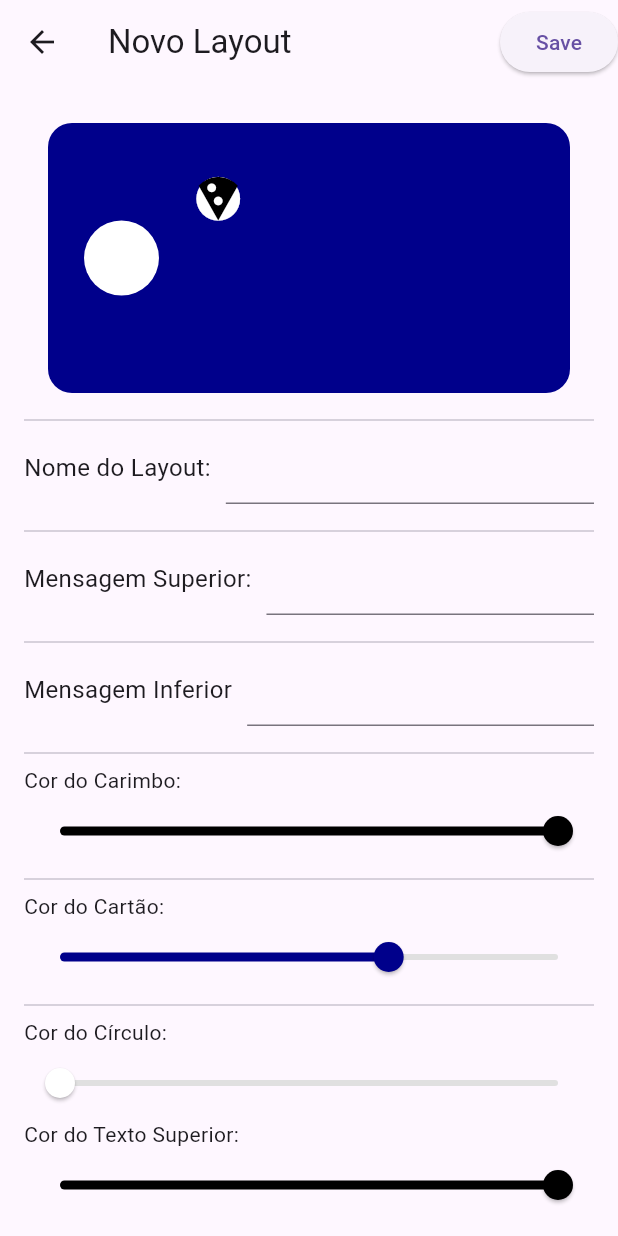
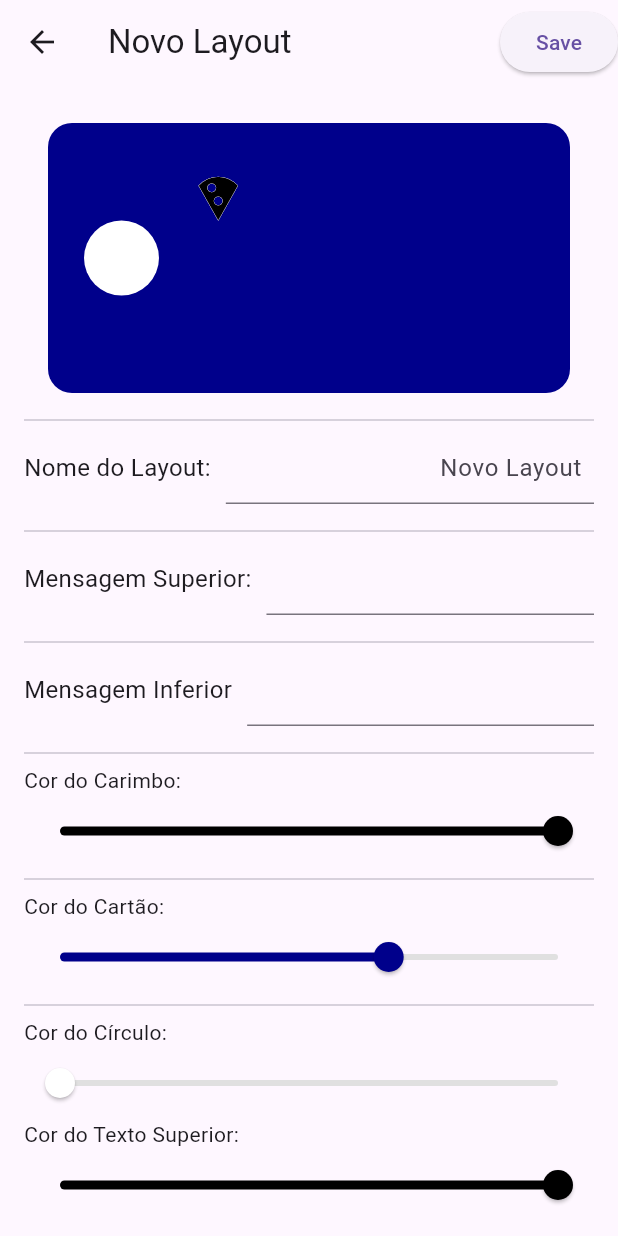
Before and after one commit to MundusUni/Giftelo, a Flutter app: the screen it shows after launch, tab 2 chosen, after a tap on "Novo", on a phone screen of 412 x 824 dp. Run offline on Flutter 3.47's test engine with Material 3 defaults, Android fonts, the phone set to English and light mode, and no system bars; our stand-ins replace image_picker, sqflite, sqflite_common_ffi; accounts and stored records are empty.

Commit message:
v0.3.1
Corrigido os ícones e backgroundIcon não aparecerem corretamente ao carregar layout salvo, incluindo no widget de seleção.

Corrigido não carregar corretamente o tamanho da logo conforme salvo anteriormente.

```diff
--- a/lib/data/database_layout.dart
+++ b/lib/data/database_layout.dart
@@ -95,10 +95,11 @@ Future<void> resetLayoutDatabase() async {
             logo_circle_color INTEGER DEFAULT 4294967295,
             circle_color INTEGER DEFAULT 4294967295,
             stamp_color INTEGER DEFAULT 4294967040,
-            stamp_icon INTEGER DEFAULT 58826,
+            stamp_icon INTEGER DEFAULT 58272,
+            stamp_background INTEGER DEFAULT 57699,
             logo BLOB,
-            number_of_circles INTEGER DEFAULT 1
-            logo_size INTEGER DEFAULT 0,
+            number_of_circles INTEGER DEFAULT 1,
+            logo_size INTEGER DEFAULT 0
           )
         ''');
       },
@@ -171,6 +172,7 @@ Future<void> resetLayoutDatabase() async {
     required int circleColor,
     required int stampColor,
     required int stampIcon,
+    required int stampBackground,
     required int numberOfCircles,
     required int logoCircleSize,
     required Uint8List? logo,
@@ -190,6 +192,7 @@ Future<void> resetLayoutDatabase() async {
         'circle_color': circleColor,
         'stamp_color': stampColor,
         'stamp_icon': stampIcon,
+        'stamp_background': stampBackground,
         'number_of_circles': numberOfCircles,
         'logo_circle_size': logoCircleSize,
         'logo': logo,
@@ -212,6 +215,7 @@ Future<void> resetLayoutDatabase() async {
     required int circleColor,
     required int stampColor,
     required int stampIcon,
+    required int stampBackground,
     required int numberOfCircles,
     required int logoCircleSize,
     required Uint8List? logo,
@@ -232,6 +236,7 @@ Future<void> resetLayoutDatabase() async {
         'circle_color': circleColor,
         'stamp_color': stampColor,
         'stamp_icon': stampIcon,
+        'stamp_background': stampBackground,
         'number_of_circles': numberOfCircles,
         'logo_circle_size': logoCircleSize,
         'logo': logo,
@@ -289,9 +294,10 @@ Future<void> resetLayoutDatabase() async {
         'circle_color': layout['circle_color'], // cor dos círculos atrás dos stamps
         'stamp_color': layout['stamp_color'], // cor dos stamps
         'stamp_icon': layout['stamp_icon'], // ícone utilizado como stamp
+        'stamp_background': layout['stamp_background'], // fundo do stamp
         'number_of_circles': layout['number_of_circles'], // número de círculos atrás dos stamps
         'logo': layout['logo'], // imagem da logo do cliente
-        'logo size': layout['logo_size'], // tamanho da logo do cliente
+        'logo_size': layout['logo_size'], // tamanho da logo do cliente
       };
     }).toList();
   }
--- a/lib/ui/layout_dos_cartoes.dart
+++ b/lib/ui/layout_dos_cartoes.dart
@@ -49,6 +49,7 @@ class LayoutDosCartoes extends StatefulWidget {
     required this.stampColor,
     required this.cardColor,
     required this.stampIcon,
+    required this.stampBackground,
     required this.circleColor,
     required this.upperTextColor,
     required this.lowerTextColor,
@@ -113,12 +114,14 @@ class _LayoutDosCartoesState extends State<LayoutDosCartoes> {
                   circleColor: widget.circleColor.value,
                   stampColor: widget.stampColor.value,
                   stampIcon: widget.stampIcon.codePoint,
+                  stampBackground: widget.stampBackground.codePoint,
                   numberOfCircles: widget.numberOfCircles,
                   logoCircleSize: widget.logoCircleSize,
                   logo: logoBytes != null ? Uint8List.fromList(logoBytes) : null,
                   logoSize: widget.logoSize,
                 );
                 print('Layout atualizado com sucesso!');
+                Navigator.pop(context); // Fecha a tela atual após salvar
               } else {
                 // Insere um novo layout
                 await dbHelper.insertLayout(
@@ -133,12 +136,14 @@ class _LayoutDosCartoesState extends State<LayoutDosCartoes> {
                   circleColor: widget.circleColor.value,
                   stampColor: widget.stampColor.value,
                   stampIcon: widget.stampIcon.codePoint,
+                  stampBackground: widget.stampBackground.codePoint,
                   numberOfCircles: widget.numberOfCircles,
                   logoCircleSize: widget.logoCircleSize,
                   logo: logoBytes != null ? Uint8List.fromList(logoBytes) : null,
                   logoSize: widget.logoSize,
                 );
                 print('Novo layout salvo com sucesso!');
+                Navigator.pop(context); // Fecha a tela atual após salvar
               }
             },
             child: const Text('Save'),
@@ -183,7 +188,7 @@ class _LayoutDosCartoesState extends State<LayoutDosCartoes> {
 
                     LabeledTextInput(
                       labelText: 'Nome do Layout:',
-                      exampleText:'',
+                      exampleText:widget.nameLayout,
                       onNameChanged: (value) {
                         setState(() {
                           widget.nameLayout = value; // Atualiza o estado com o texto digitado
@@ -195,7 +200,7 @@ class _LayoutDosCartoesState extends State<LayoutDosCartoes> {
 
                     LabeledTextInput(
                       labelText: 'Mensagem Superior:',
-                      exampleText:'',
+                      exampleText:widget.upperText,
                       onNameChanged: (value) {
                         setState(() {
                           widget.upperText = value; // Atualiza o estado com o texto digitado
@@ -207,7 +212,7 @@ class _LayoutDosCartoesState extends State<LayoutDosCartoes> {
 
                     LabeledTextInput(
                       labelText: 'Mensagem Inferior',
-                      exampleText:'',
+                      exampleText:widget.lowerText,
                       onNameChanged: (value) {
                         setState(() {
                           widget.lowerText = value; // Atualiza o estado com o texto digitado
--- a/lib/ui/layout_dos_cartoes/stamp_background.dart
+++ b/lib/ui/layout_dos_cartoes/stamp_background.dart
@@ -27,7 +27,7 @@ class _StampBackgroundSelectorState extends State<StampBackgroundSelector> {
   @override
   void initState() {
     super.initState();
-    currentIcon = IconData(0xe163, fontFamily: 'MaterialIcons'); // Ícone padrão (Círculo)
+    currentIcon = widget.stampBackground; // Ícone padrão (Círculo)
   }
 
   // Método para exibir o ícone correspondente
--- a/lib/ui/layout_start.dart
+++ b/lib/ui/layout_start.dart
@@ -36,7 +36,7 @@ class _LayoutStartState extends State<LayoutStart> {
           children: [
 
             //Botão para resetar banco de dados
-            /*
+
             ElevatedButton(
               onPressed: () async {
                 await DatabaseLayout().resetLayoutDatabase();
@@ -44,7 +44,7 @@ class _LayoutStartState extends State<LayoutStart> {
               },
               child: const Text('Resetar Banco de Dados'),
             ),
-            */
+
 
             //Botão de Novo
             ElevatedButton(
@@ -63,6 +63,7 @@ class _LayoutStartState extends State<LayoutStart> {
                       stampColor: Color(int.tryParse(defaultValues['stamp_color']?.toString() ?? '0xFF000000') ?? 0xFF000000),
                       cardColor: Color(int.tryParse(defaultValues['card_color']?.toString() ?? '0xFF00008B') ?? 0xFF00008B),
                       stampIcon: IconData((defaultValues['stamp_icon'] is num) ? (defaultValues['stamp_icon'] as num).toInt() : 0xe3a0, fontFamily: 'MaterialIcons',),
+                      stampBackground: IconData((defaultValues['stamp_background'] is num) ? (defaultValues['stamp_background'] as num).toInt() : 0xe3a0, fontFamily: 'MaterialIcons',),
                       circleColor: Color(int.tryParse(defaultValues['circle_color']?.toString() ?? '0xFFFFFFFF') ?? 0xFFFFFFFF),
                       upperTextColor: Color(int.tryParse(defaultValues['upper_text_color']?.toString() ?? '0xFF000000') ?? 0xFF000000),
                       lowerTextColor: Color(int.tryParse(defaultValues['lower_text_color']?.toString() ?? '0xFF000000') ?? 0xFF000000),
@@ -72,8 +73,8 @@ class _LayoutStartState extends State<LayoutStart> {
                       logoCircleSize: (defaultValues['logo_circle_size'] == null || defaultValues['logo_circle_size'] == 0) ? 50 : (defaultValues['logo_circle_size'] as num).toInt(),
                       logoCircleColor: Color(int.tryParse(defaultValues['logo_circle_color']?.toString() ?? '0xFFFFFFFF') ?? 0xFFFFFFFF),
                       nameLayout: defaultValues['name_layout']?.toString() ?? 'Novo Layout', // Adicione esta linha
+                      logoSize: (defaultValues['logo_size'] == null || defaultValues['logo_size'] == 0) ? 50 : (defaultValues['logo_size'] as num).toInt(),
                       logo: defaultValues['logo'], // Adicione esta linha
-                      logoSize: (defaultValues['logo_size'] == null || defaultValues['logo_size'] == 0) ? 50 : (defaultValues['logo_size'] as num).toInt(),
                     ),
                   ),
                 );
@@ -116,6 +117,7 @@ class _LayoutStartState extends State<LayoutStart> {
                                     'stamp_color': 'int',
                                     'card_color': 'int',
                                     'stamp_icon': 'int',
+                                    'stamp_background': 'int',
                                     'circle_color': 'int',
                                     'upper_text_color': 'int',
                                     'lower_text_color': 'int',
@@ -147,7 +149,8 @@ class _LayoutStartState extends State<LayoutStart> {
                                       numberOfCircles: (layout[index]['number_of_circles'] == null)? 1: int.tryParse(layout[index]['number_of_circles'].toString()) ?? 1,
                                       stampColor: Color(layout[index]['stamp_color']),
                                       cardColor: Color(layout[index]['card_color']),
-                                      stampIcon: IconData((defaultValues['stamp_icon'] == null)? 0xE5CA: (defaultValues['stamp_icon'] as num).toInt(),fontFamily: 'MaterialIcons',),
+                                      stampIcon: IconData(layout[index]['stamp_icon'] == null ? 0xE5CA : (layout[index]['stamp_icon'] as num).toInt(),fontFamily: 'MaterialIcons',),
+                                      stampBackground: IconData(layout[index]['stamp_background'] == null ? 0xE5CA : (layout[index]['stamp_background'] as num).toInt(),fontFamily: 'MaterialIcons',),
                                       circleColor: Color(layout[index]['circle_color']),
                                       upperTextColor: Color(layout[index]['upper_text_color']),
                                       lowerTextColor: Color(layout[index]['lower_text_color']),
```
